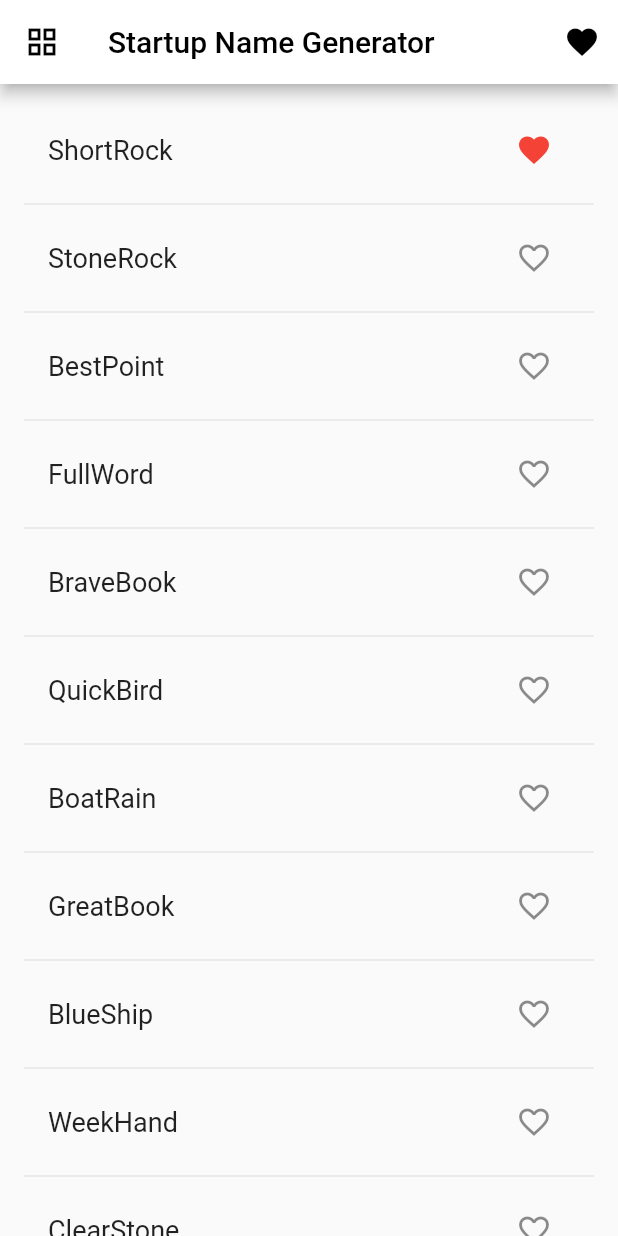
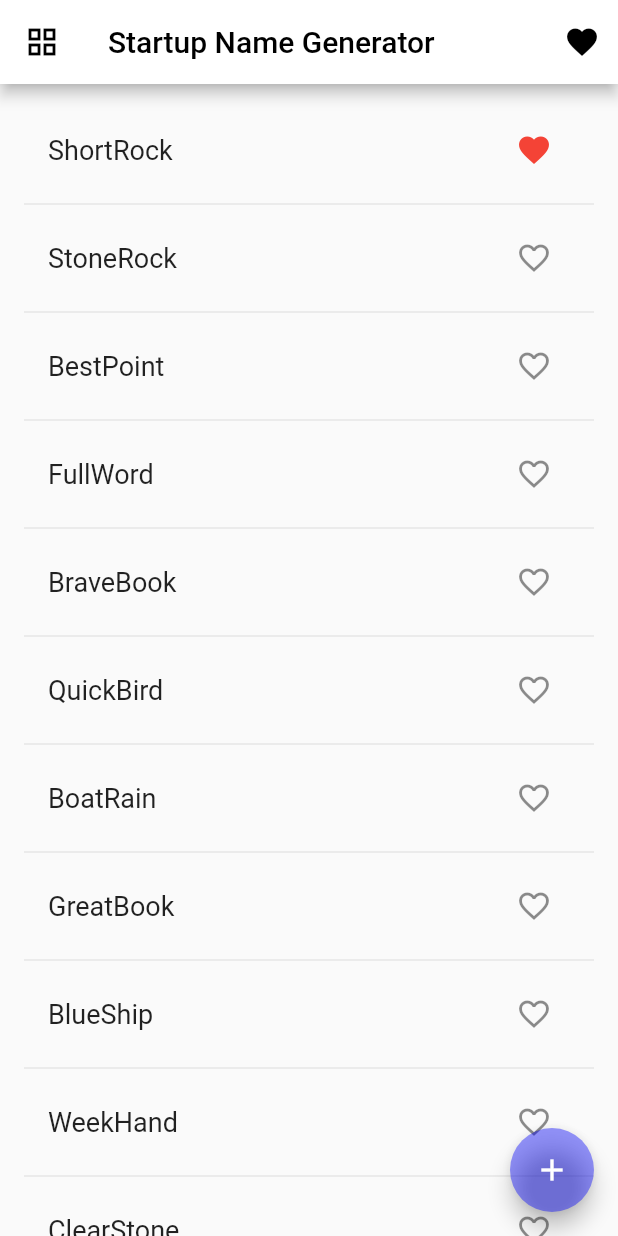
Before and after one commit to carlosgabriel311/DSI_2021.1, a Flutter app: the screen it shows after launch, after a tap on the "favorite outline" icon, on a phone screen of 412 x 824 dp. Run offline on Flutter 3.47's test engine with Material 2 defaults, Android fonts, the phone set to English and light mode, and no system bars.

```diff
--- a/lib/main.dart
+++ b/lib/main.dart
@@ -16,12 +16,16 @@ class Words {
 
   void generateSuggestion(int count) {
     for (var i = 0; i < count; i++) {
-      _suggestions.add(Word());
+      _suggestions.add(Word(false));
     }
   }
 
   List getAllSuggestions() {
     return _suggestions;
+  }
+
+  void addSuggestion(Word value) {
+    _suggestions.insert(0, value);
   }
 
   Word getSuggestionByIndex(int index) {
@@ -51,7 +55,8 @@ class Words {
   bool view() {
     return _view;
   }
-  void alterView(bool value){
+
+  void alterView(bool value) {
     _view = value;
   }
 }
@@ -59,11 +64,14 @@ class Words {
 class Word {
   String first = '';
   String second = '';
+  bool manualCreation;
 
-  Word() {
-    var word = generateWordPairs().first;
-    first = word.first;
-    second = word.second;
+  Word(this.manualCreation) {
+    if (!manualCreation) {
+      var word = generateWordPairs().first;
+      first = word.first;
+      second = word.second;
+    }
   }
 
   String asPascalCase() {
@@ -71,6 +79,14 @@ class Word {
         first.substring(1) +
         second[0].toUpperCase() +
         second.substring(1);
+  }
+
+  bool isManualCreation() {
+    return manualCreation;
+  }
+
+  void alterManualCreation(bool value) {
+    manualCreation = value;
   }
 }
 
@@ -137,6 +153,15 @@ class _HomeScreenState extends State<HomeScreen> {
           icon: Icon(words.view() ? Icons.grid_view : Icons.list),
           tooltip: 'alter visualization',
         ),
+      ),
+      floatingActionButton: FloatingActionButton(
+        onPressed: () => Navigator.pushNamed(
+          context,
+          EditScreen.routeName,
+          arguments: Word(true),
+        ),
+        child: const Icon(Icons.add),
+        backgroundColor: const Color.fromRGBO(0, 0, 255, 0.4),
       ),
       body: _buildSuggestions(),
     );
@@ -253,7 +278,9 @@ class _EditScreenState extends State<EditScreen> {
     final _formKey = GlobalKey<FormState>();
     return Scaffold(
       appBar: AppBar(
-        title: const Text('Edit Page'),
+        title: _palavra.isManualCreation()
+            ? const Text('create Page')
+            : const Text('Edit Page'),
       ),
       body: Form(
         key: _formKey,
@@ -267,7 +294,7 @@ class _EditScreenState extends State<EditScreen> {
                 ),
                 validator: (value) => _validarEntrada(value!),
                 initialValue: _palavra.first,
-                onSaved: (texto) => _palavra.first = texto.toString(),
+                onSaved: (text) => _palavra.first = text.toString(),
               ),
             ),
             Container(
@@ -278,13 +305,17 @@ class _EditScreenState extends State<EditScreen> {
                 ),
                 validator: (value) => _validarEntrada(value!),
                 initialValue: _palavra.second,
-                onSaved: (texto) => _palavra.second = texto.toString(),
+                onSaved: (text) => _palavra.second = text.toString(),
               ),
             ),
             ElevatedButton(
               onPressed: () {
                 if (_formKey.currentState!.validate()) {
                   _formKey.currentState!.save();
+                  if (_palavra.isManualCreation()) {
+                    _palavra.alterManualCreation(false);
+                    words.addSuggestion(_palavra);
+                  }
                   ScaffoldMessenger.of(context).showSnackBar(
                       const SnackBar(content: Text("successfully")));
                   Navigator.popAndPushNamed(context, '/');
```
